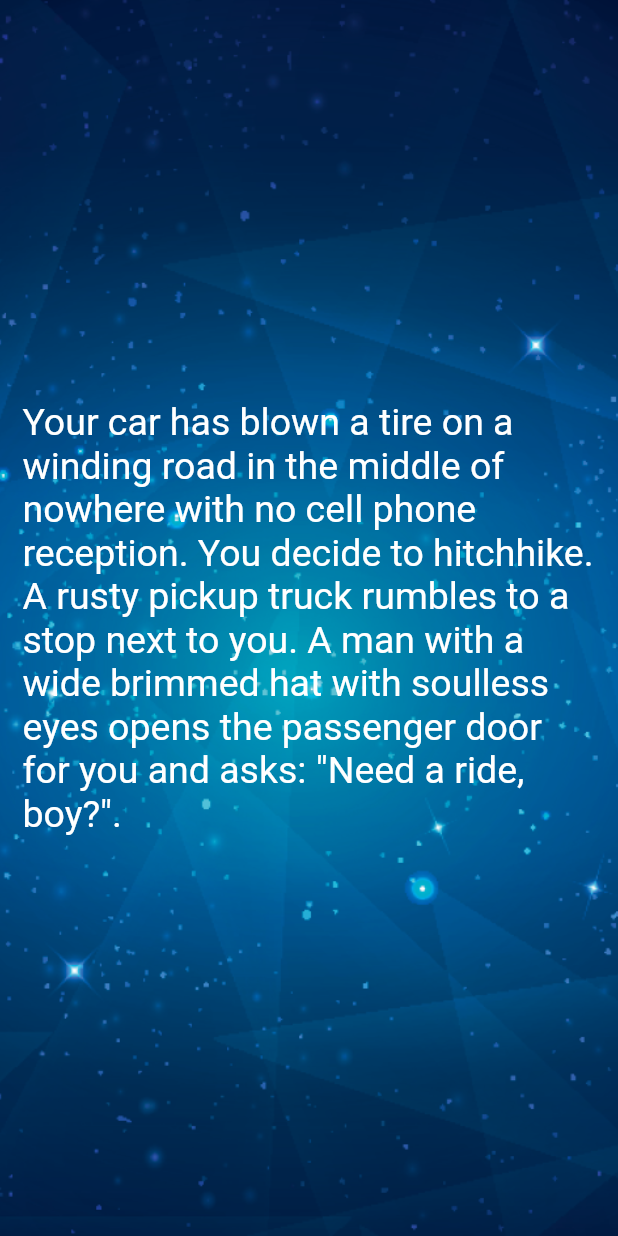
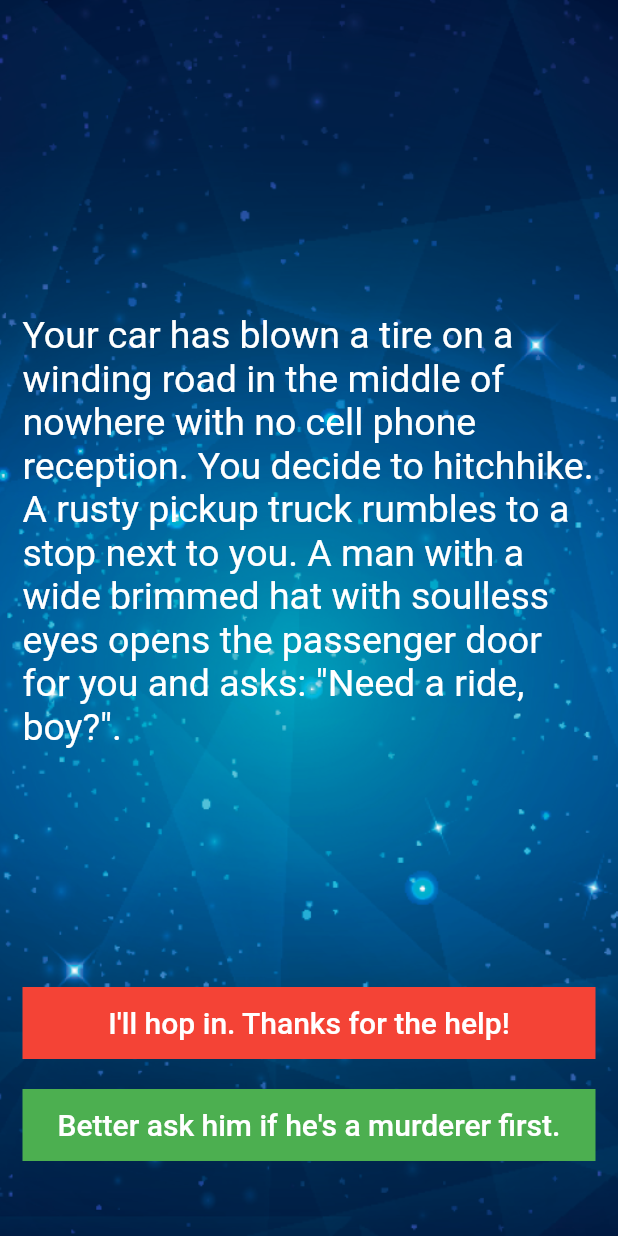
Before and after one commit to aleks007ua/destini, a Flutter app: the screen it shows after launch, on a phone screen of 412 x 824 dp. Run offline on Flutter 3.47's test engine with Material 2 defaults, Android fonts, the phone set to English and light mode, and no system bars.

Commit message:
TODO 11-15 create new method getChoice, use these methods in the TextWidgets

```diff
--- a/lib/main.dart
+++ b/lib/main.dart
@@ -47,6 +47,7 @@ class _StoryPageState extends State<StoryPage> {
           child: Column(
             crossAxisAlignment: CrossAxisAlignment.stretch,
             children: [
+
               Expanded(
                 child: Center(
                   child: Text(
@@ -57,6 +58,49 @@ class _StoryPageState extends State<StoryPage> {
                   ),
                 ),
               ),
+
+              Container(
+                color: Colors.red,
+                child: Expanded(
+                  flex: 2,
+                  child: TextButton(
+                    onPressed: () {
+                      storyBrain.getChoice1();
+                    },
+                    child:  Text(
+                      storyBrain.getChoice1(),
+                      style: TextStyle(
+                        fontSize: 20.0,
+                        color: Colors.white,
+                      ),
+                    ),
+                  ),
+                ),
+              ),
+
+              const SizedBox(
+                 height: 20.0,
+              ),
+
+              Container(
+                color: Colors.green,
+                child: Expanded(
+                  flex: 2,
+                  child: TextButton(
+                    onPressed: () {
+                      storyBrain.getChoice2();
+                    },
+                    child: Text(
+                      storyBrain.getChoice2(),
+                      style: TextStyle(
+                        fontSize: 20.0,
+                        color: Colors.white,
+                      ),
+                    ),
+                  ),
+                ),
+              ),
+
             ],
           ),
         ),
@@ -65,14 +109,6 @@ class _StoryPageState extends State<StoryPage> {
   }
 }
 
-//TODO: Step 10 - use the storyBrain to get the first story title and display it in this Text Widget.
-//                     'Story text will go here.',
-//                     style: TextStyle(
-//                       fontSize: 25.0,
-//                     ),
-//                   ),
-//                 ),
-//               ),
 //               Container(
 //                 color: Colors.red,
 //                 child: Expanded(
--- a/lib/story_brain.dart
+++ b/lib/story_brain.dart
@@ -38,6 +38,15 @@ class StoryBrain {
   String getStory() {
     return _storyData[_storyNumber].storyTitle;
   }
+
+  String getChoice1() {
+    return _storyData[_storyNumber].choice1;
+  }
+
+  String getChoice2() {
+    return _storyData[_storyNumber].choice2;
+  }
+
 }
 
 //TODO: Step 23 - Use the storyNumber property inside getStory(), getChoice1() and getChoice2() so that it gets the updated story and choices rather than always just the first (0th) one.
```
